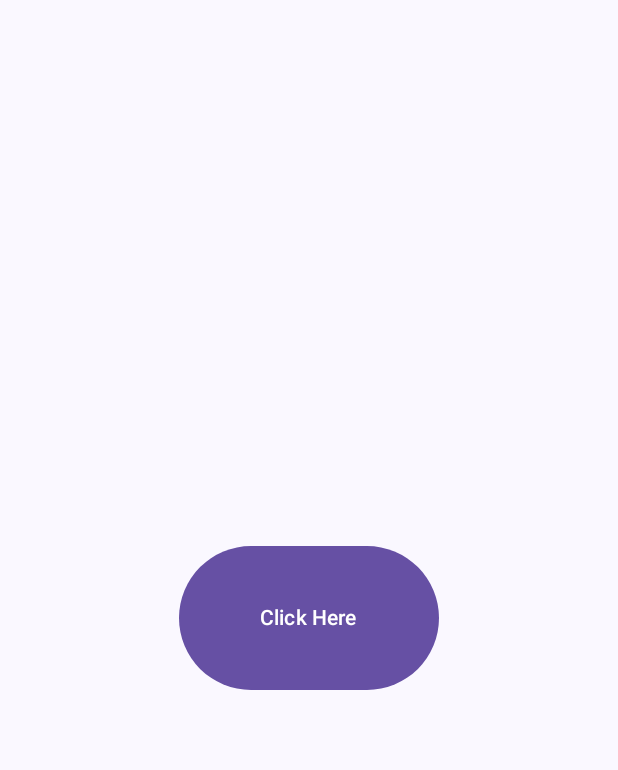
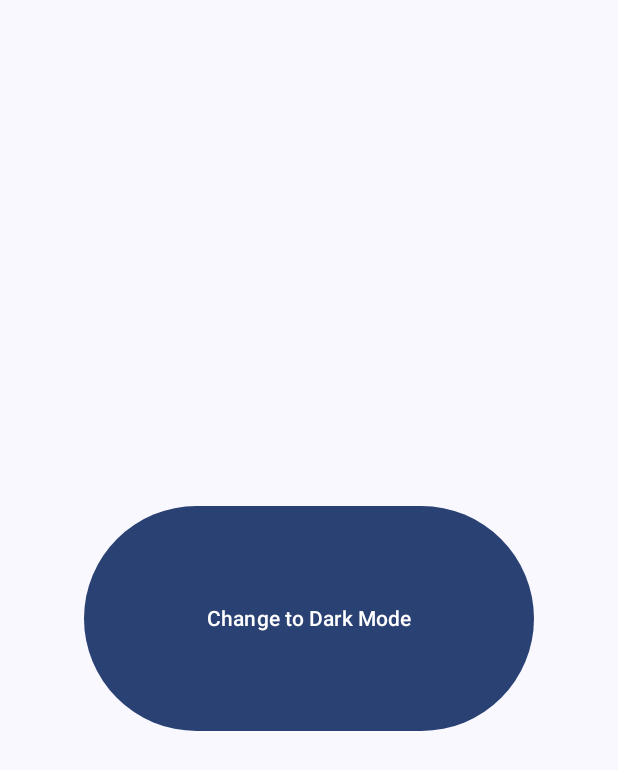
Before and after one commit to felipe-torress/into-the-darkness, an Android app built with Jetpack Compose: the screen it shows after launch (MainActivity), on a phone screen of 412 x 824 dp. Shown: the top 770 px of the screen. Run offline under Robolectric (Android 15) with nearby library versions, the phone set to English and light mode, and no system bars.

Commit message:
feat: simple dynamic theme

```diff
--- a/app/src/main/java/com/example/intothedarkness/ui/MainActivity.kt
+++ b/app/src/main/java/com/example/intothedarkness/ui/MainActivity.kt
@@ -1,86 +1,18 @@
 package com.example.intothedarkness.ui
 
-import android.content.res.Configuration.UI_MODE_NIGHT_YES
 import android.os.Bundle
 import androidx.activity.ComponentActivity
 import androidx.activity.compose.setContent
-import androidx.compose.foundation.layout.Arrangement
-import androidx.compose.foundation.layout.Column
-import androidx.compose.foundation.layout.fillMaxSize
-import androidx.compose.foundation.layout.padding
-import androidx.compose.material3.Button
-import androidx.compose.material3.ButtonDefaults
-import androidx.compose.material3.MaterialTheme
-import androidx.compose.material3.Surface
-import androidx.compose.material3.Text
-import androidx.compose.runtime.Composable
-import androidx.compose.ui.Alignment
-import androidx.compose.ui.Modifier
-import androidx.compose.ui.graphics.Color
-import androidx.compose.ui.tooling.preview.Devices
-import androidx.compose.ui.tooling.preview.Preview
-import androidx.compose.ui.unit.dp
-import com.example.intothedarkness.ui.theme.IntoTheDarknessTheme
-import com.example.intothedarkness.ui.theme.Purple40
+import com.example.intothedarkness.ui.screens.HomeScreen
 
 class MainActivity : ComponentActivity() {
+
+
     override fun onCreate(savedInstanceState: Bundle?) {
         super.onCreate(savedInstanceState)
+
         setContent {
-            IntoTheDarknessTheme {
-                // A surface container using the 'background' color from the theme
-                Greeting()
-            }
+                HomeScreen()
         }
     }
 }
-
-@Composable
-fun Greeting() {
-    Surface(
-        modifier = Modifier.fillMaxSize(),
-        color = MaterialTheme.colorScheme.background
-    ) {
-        Column(
-            horizontalAlignment = Alignment.CenterHorizontally,
-            verticalArrangement = Arrangement.Center
-        ) {
-            Button(
-                onClick = { /*TODO*/ },
-                colors = ButtonDefaults.buttonColors(
-                    containerColor = Purple40,
-                    contentColor = Color.White
-                )
-            ) {
-                Text(
-                    text = "Click Here",
-                    modifier = Modifier
-                        .padding(30.dp)
-                )
-            }
-        }
-    }
-}
-
-@Preview(
-    showBackground = true,
-    device = Devices.PIXEL_4_XL
-)
-@Composable
-fun DefaultPreviewLightMode() {
-    IntoTheDarknessTheme {
-        Greeting()
-    }
-}
-
-@Preview(
-    showBackground = true,
-    device = Devices.PIXEL_4_XL,
-    uiMode = UI_MODE_NIGHT_YES
-)
-@Composable
-fun DefaultPreviewDarkMode() {
-    IntoTheDarknessTheme {
-        Greeting()
-    }
-}
--- /dev/null
+++ b/app/src/main/java/com/example/intothedarkness/ui/composables/ChangeThemeButton.kt
@@ -0,0 +1,44 @@
+package com.example.intothedarkness.ui.composables
+
+import androidx.compose.foundation.layout.fillMaxWidth
+import androidx.compose.foundation.layout.height
+import androidx.compose.foundation.layout.width
+import androidx.compose.material3.Button
+import androidx.compose.material3.ButtonDefaults
+import androidx.compose.material3.Text
+import androidx.compose.runtime.Composable
+import androidx.compose.ui.Alignment
+import androidx.compose.ui.Modifier
+import androidx.compose.ui.graphics.Color
+import androidx.compose.ui.res.stringResource
+import androidx.compose.ui.text.style.TextAlign
+import androidx.compose.ui.unit.dp
+import com.example.intothedarkness.R
+
+@Composable
+fun ChangeThemeButton(
+    isDarkTheme: Boolean,
+    onChangeThemeClicked: () -> Unit
+) {
+    Button(
+        onClick = onChangeThemeClicked,
+        colors = ButtonDefaults.buttonColors(
+            contentColor = Color.White
+        ),
+        modifier = Modifier
+            .height(150.dp)
+            .width(300.dp),
+    ) {
+        Text(
+            text = String.format(stringResource(R.string.change_theme_button_text), setButtonText(isDarkTheme)),
+            textAlign = TextAlign.Center,
+            modifier = Modifier
+                .fillMaxWidth()
+                .align(Alignment.CenterVertically)
+        )
+    }
+}
+
+@Composable
+fun setButtonText(isDarkTheme: Boolean): String =
+    if (isDarkTheme) stringResource(id = R.string.light_mode_text) else stringResource(R.string.dark_mode_text)
--- /dev/null
+++ b/app/src/main/java/com/example/intothedarkness/ui/screens/HomeScreen.kt
@@ -0,0 +1,37 @@
+package com.example.intothedarkness.ui.screens
+
+import androidx.compose.foundation.layout.Arrangement
+import androidx.compose.foundation.layout.Column
+import androidx.compose.foundation.layout.fillMaxSize
+import androidx.compose.material3.MaterialTheme
+import androidx.compose.material3.Surface
+import androidx.compose.runtime.Composable
+import androidx.compose.runtime.getValue
+import androidx.compose.runtime.mutableStateOf
+import androidx.compose.runtime.remember
+import androidx.compose.runtime.setValue
+import androidx.compose.ui.Alignment
+import androidx.compose.ui.Modifier
+import com.example.intothedarkness.ui.composables.ChangeThemeButton
+import com.example.intothedarkness.ui.theme.IntoTheDarknessTheme
+
+@Composable
+fun HomeScreen() {
+    var isDarkTheme by remember { mutableStateOf(false) }
+    IntoTheDarknessTheme(darkTheme = isDarkTheme) {
+        Surface(
+            modifier = Modifier.fillMaxSize(),
+            color = MaterialTheme.colorScheme.background
+        ) {
+            Column(
+                horizontalAlignment = Alignment.CenterHorizontally,
+                verticalArrangement = Arrangement.Center
+            ) {
+                ChangeThemeButton(
+                    isDarkTheme = isDarkTheme,
+                    onChangeThemeClicked = { isDarkTheme = !isDarkTheme }
+                )
+            }
+        }
+    }
+}
--- a/app/src/main/java/com/example/intothedarkness/ui/theme/Theme.kt
+++ b/app/src/main/java/com/example/intothedarkness/ui/theme/Theme.kt
@@ -66,3 +66,7 @@ fun IntoTheDarknessTheme(
             content = content
     )
 }
+
+//private val IntoTheDarknessColorScheme: ColorScheme = ColorScheme(
+//
+//)
--- a/app/src/main/res/values/strings.xml
+++ b/app/src/main/res/values/strings.xml
@@ -1,3 +1,11 @@
 <resources>
+    <!--  App Name  -->
     <string name="app_name">Into The Darkness</string>
+
+    <!--  Main Activity  -->
+    <string name="change_theme_button_text">Change to %1$s</string>
+
+    <!--  Theme Mode  -->
+    <string name="light_mode_text">Light Mode</string>
+    <string name="dark_mode_text">Dark Mode</string>
 </resources>
```
